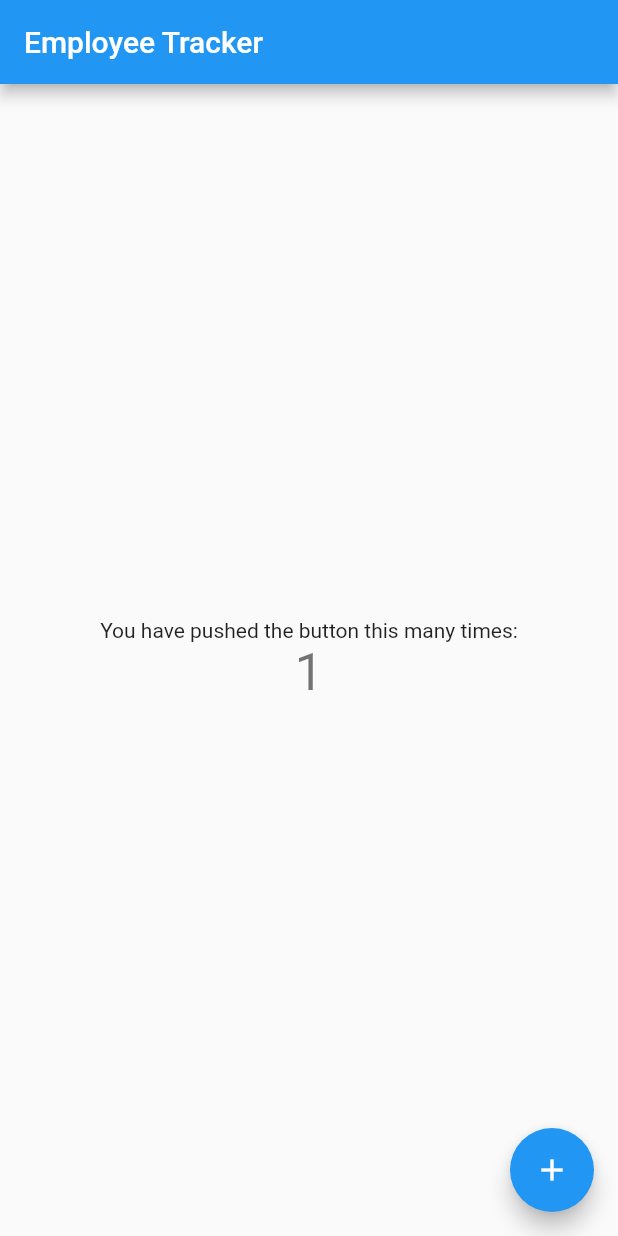
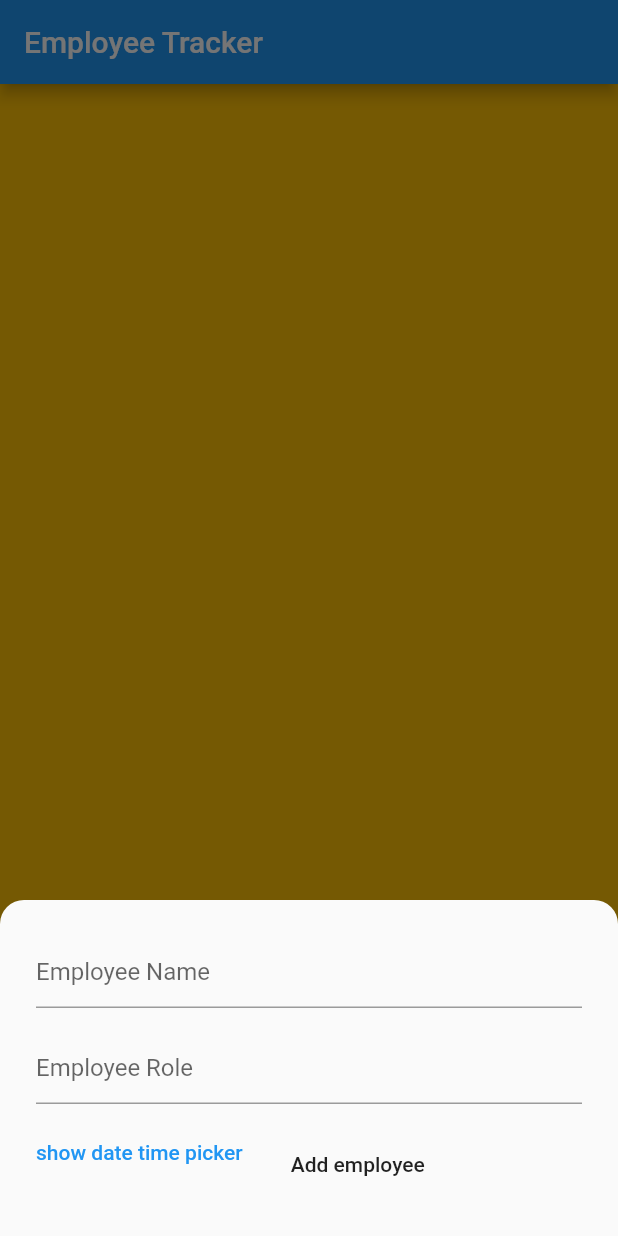
Before and after one commit to chingiz/EmployeeTracker, a Flutter app: the screen it shows after launch, after a tap on the "add" icon, on a phone screen of 412 x 824 dp. Run offline on Flutter 3.47's test engine with Material 2 defaults, Android fonts, the phone set to English and light mode, and no system bars; our stand-ins replace flutter_mobx, get, mobx, sqflite; accounts and stored records are empty; generated files the repository leaves out were written again.

Commit message:
add functionality

```diff
--- a/lib/app/dependencies/presentation_module.dart
+++ b/lib/app/dependencies/presentation_module.dart
@@ -1,9 +1,10 @@
 import 'package:employeetracker/app/dependencies/repo_module.dart';
+import 'package:employeetracker/domain/use_cases/add_employee_use_case.dart';
 import 'package:employeetracker/domain/use_cases/get_employee_list_usecase.dart';
 import 'package:employeetracker/presentation/home/home_state.dart';
 
 class PresentationModule {
   static HomeState homeState() {
-    return HomeState(GetEmployeeListUseCase(RepoModule.employeeRepo()));
+    return HomeState(GetEmployeeListUseCase(RepoModule.employeeRepo()), AddEmployeeUseCase(RepoModule.employeeRepo()));
   }
 }
--- a/lib/data/entities/employee_dto.dart
+++ b/lib/data/entities/employee_dto.dart
@@ -1,24 +1,21 @@
 import 'package:employeetracker/domain/entities/employee.dart';
 
 class EmployeeDTO {
-  late int empId;
   late String name;
   late String role;
   late int dateOfJoining;
 
   EmployeeDTO(
-      {required this.empId, required this.name, required this.role, required this.dateOfJoining});
+      {required this.name, required this.role, required this.dateOfJoining});
 
   EmployeeDTO.fromMap(Map<String, dynamic> item)
       :
-        empId=item["emp_id"],
         name = item["name"],
         role = item["role"],
         dateOfJoining = item["date_of_joining"];
 
   Map<String, dynamic> toMap() {
     final Map<String, dynamic> data = <String, dynamic>{};
-    data['emp_id'] = empId;
     data['name'] = name;
     data['role'] = role;
     data['date_of_joining'] = dateOfJoining;
@@ -28,6 +25,6 @@ class EmployeeDTO {
 
 extension EmployeeMapper on EmployeeDTO {
   Employee toModel() {
-    return Employee(empId: empId, name: name, role: role, dateOfJoining: dateOfJoining.toString());
+    return Employee(name: name, role: role, dateOfJoining: dateOfJoining.toString());
   }
 }
--- a/lib/data/repos/employee_repo_impl.dart
+++ b/lib/data/repos/employee_repo_impl.dart
@@ -9,8 +9,8 @@ class EmployeeRepoImpl extends EmployeeRepo {
   EmployeeRepoImpl(this._sqliteService);
 
   @override
-  Future<void> addEmployee(EmployeeDTO employee) async {
-    await _sqliteService.addEmployee(employee);
+  Future<void> addEmployee(String name, String role, int dateOfJoining) async {
+    await _sqliteService.addEmployee(name, role, dateOfJoining);
   }
 
   @override
@@ -31,7 +31,7 @@ class EmployeeRepoImpl extends EmployeeRepo {
   }
 
   @override
-  Future<void> updateEmployee(int employeeId, EmployeeDTO item) async {
-    final res = await _sqliteService.updateEmployee(employeeId, item);
+  Future<void> updateEmployee(int employeeId, Employee item) async {
+    final res = await _sqliteService.updateEmployee(employeeId, item.toData());
   }
 }
--- a/lib/data/services/sqlite/sqlite_service.dart
+++ b/lib/data/services/sqlite/sqlite_service.dart
@@ -6,25 +6,29 @@ import 'package:sqflite/sqflite.dart';
 class SqliteService {
   Future<List<EmployeeDTO>?> getEmployeeList() async {
     final Database _db = await SqliteClient().initializeDB();
-    final List<Map<String, Object?>> queryResult =
-        await _db.query('Employees');
+    final List<Map<String, Object?>> queryResult = await _db.query('Employees');
     return queryResult.map((e) => EmployeeDTO.fromMap(e)).toList();
   }
 
   Future<List<EmployeeDTO>?> getEmployee(int id) async {
     final Database _db = await SqliteClient().initializeDB();
-    final List<Map<String, Object?>> queryResult = await _db.query('Employee', where: "emp_id = ?", whereArgs: [id]);
+    final List<Map<String, Object?>> queryResult =
+        await _db.query('Employee', where: "emp_id = ?", whereArgs: [id]);
     return queryResult.map((e) => EmployeeDTO.fromMap(e)).toList();
   }
 
   Future<void> updateEmployee(int id, EmployeeDTO employeeDTO) async {
     final Database _db = await SqliteClient().initializeDB();
-    await _db.update('Employees', employeeDTO.toMap(), where: "emp_id = ?", whereArgs: [id]);
+    await _db.update('Employees', employeeDTO.toMap(),
+        where: "emp_id = ?", whereArgs: [id]);
   }
 
-  Future<void> addEmployee(EmployeeDTO employeeDTO) async {
+  Future<void> addEmployee(String name, String role, int dateOfJoining) async {
     final Database _db = await SqliteClient().initializeDB();
-    await _db.insert('Employees', employeeDTO.toMap(), conflictAlgorithm: ConflictAlgorithm.ignore);
+    var employee =
+        EmployeeDTO(name: name, role: role, dateOfJoining: dateOfJoining);
+    await _db.insert('Employees', employee.toMap(),
+        conflictAlgorithm: ConflictAlgorithm.ignore);
   }
 
   Future<void> deleteEmployee(int id) async {
--- a/lib/domain/entities/employee.dart
+++ b/lib/domain/entities/employee.dart
@@ -1,12 +1,17 @@
+import 'package:employeetracker/data/entities/employee_dto.dart';
+
 class Employee {
-  final int empId;
   final String name;
   final String role;
   final String dateOfJoining;
 
   Employee(
-      {required this.empId,
-      required this.name,
-      required this.role,
-      required this.dateOfJoining});
+      {required this.name, required this.role, required this.dateOfJoining});
 }
+
+extension EmployeeMapper on Employee {
+  EmployeeDTO toData() {
+    return EmployeeDTO(
+        name: name, role: role, dateOfJoining: int.parse(dateOfJoining));
+  }
+}
--- a/lib/domain/repos/employee_repo.dart
+++ b/lib/domain/repos/employee_repo.dart
@@ -1,10 +1,9 @@
-import 'package:employeetracker/data/entities/employee_dto.dart';
 import 'package:employeetracker/domain/entities/employee.dart';
 
 abstract class EmployeeRepo {
   Future<List<Employee>> getEmployeeList();
   Future<Employee> getEmployee(int employeeId);
-  Future<void> updateEmployee(int employeeId, EmployeeDTO item);
-  Future<void> addEmployee(EmployeeDTO employee);
+  Future<void> updateEmployee(int employeeId, Employee item);
+  Future<void> addEmployee(String name, String role, int dateOfJoining);
   Future<void> deleteEmployee(int employeeId);
 }
--- /dev/null
+++ b/lib/domain/use_cases/add_employee_use_case.dart
@@ -0,0 +1,11 @@
+import 'package:employeetracker/domain/repos/employee_repo.dart';
+
+class AddEmployeeUseCase {
+  final EmployeeRepo _employeeRepo;
+
+  AddEmployeeUseCase(this._employeeRepo);
+
+  Future<void> addEmployee(String name, String role, dateOfJoining) async {
+    await _employeeRepo.addEmployee(name, role, dateOfJoining);
+  }
+}
--- a/lib/presentation/home/home.dart
+++ b/lib/presentation/home/home.dart
@@ -1,4 +1,6 @@
+import 'package:employeetracker/domain/entities/employee.dart';
 import 'package:flutter/material.dart';
+import 'package:flutter_mobx/flutter_mobx.dart';
 
 import 'home_state.dart';
 
@@ -12,63 +14,121 @@ class MyHomePage extends StatefulWidget {
 }
 
 class _MyHomePageState extends State<MyHomePage> {
-  int _counter = 0;
-
-  void _incrementCounter() {
-    setState(() {
-      _counter++;
-    });
-  }
-
   @override
   Widget build(BuildContext context) {
-    // This method is rerun every time setState is called, for instance as done
-    // by the _incrementCounter method above.
-    //
-    // The Flutter framework has been optimized to make rerunning build methods
-    // fast, so that you can just rebuild anything that needs updating rather
-    // than having to individually change instances of widgets.
+    var employeeList = widget.homeState.employeeList;
+    return Observer(
+      builder: (_) {
         return Scaffold(
           appBar: AppBar(
-        // Here we take the value from the MyHomePage object that was created by
-        // the App.build method, and use it to set our appbar title.
             title: const Text("Employee Tracker"),
           ),
           body: Center(
-        // Center is a layout widget. It takes a single child and positions it
-        // in the middle of the parent.
-        child: Column(
-          // Column is also a layout widget. It takes a list of children and
-          // arranges them vertically. By default, it sizes itself to fit its
-          // children horizontally, and tries to be as tall as its parent.
-          //
-          // Invoke "debug painting" (press "p" in the console, choose the
-          // "Toggle Debug Paint" action from the Flutter Inspector in Android
-          // Studio, or the "Toggle Debug Paint" command in Visual Studio Code)
-          // to see the wireframe for each widget.
-          //
-          // Column has various properties to control how it sizes itself and
-          // how it positions its children. Here we use mainAxisAlignment to
-          // center the children vertically; the main axis here is the vertical
-          // axis because Columns are vertical (the cross axis would be
-          // horizontal).
-          mainAxisAlignment: MainAxisAlignment.center,
-          children: <Widget>[
-            const Text(
-              'You have pushed the button this many times:',
+            child: widget.homeState.isLoading
+                ? const Text("Loading")
+                : Container(
+                    color: Colors.amber,
+                    child: ListView.builder(
+                      itemCount: employeeList.length,
+                      itemBuilder: (_, index) {
+                        return ListTile(
+                          title: Text(employeeList[index].name),
+                          subtitle: Text(employeeList[index].role),
+                          trailing: Text(employeeList[index].dateOfJoining),
+                        );
+                      },
                     ),
-            Text(
-              '$_counter',
-              style: Theme.of(context).textTheme.headline4,
                   ),
+          ),
+          floatingActionButton: FloatingActionButton(
+            tooltip: 'Add employee',
+            onPressed: () {
+              showAddEmployeeDialog();
+            },
+            child: const Icon(Icons.add),
+          ),
+        );
+      },
+    );
+  }
+
+  void showAddEmployeeDialog() {
+    final GlobalKey<FormState> _formKey = GlobalKey<FormState>();
+    final TextEditingController _nameEditingController =
+        TextEditingController();
+    final TextEditingController _roleEditingController =
+        TextEditingController();
+    showModalBottomSheet(
+      context: context,
+      shape: const RoundedRectangleBorder(
+          borderRadius: BorderRadius.vertical(top: Radius.circular(16.0))),
+      isScrollControlled: true,
+      builder: (context) {
+        return Padding(
+          padding: MediaQuery.of(context).viewInsets,
+          child: Form(
+            key: _formKey,
+            child: Container(
+              margin: const EdgeInsets.all(16),
+              child: Wrap(
+                children: [
+                  Padding(
+                    padding: const EdgeInsets.all(8.0),
+                    child: TextFormField(
+                      controller: _nameEditingController,
+                      validator: (value) {
+                        return value!.isNotEmpty ? null : "Enter any text";
+                      },
+                      decoration:
+                          const InputDecoration(hintText: "Employee Name"),
+                    ),
+                  ),
+                  Padding(
+                    padding: const EdgeInsets.all(8.0),
+                    child: TextFormField(
+                      controller: _roleEditingController,
+                      validator: (value) {
+                        return value!.isNotEmpty ? null : "Enter any text";
+                      },
+                      decoration:
+                          const InputDecoration(hintText: "Employee Role"),
+                    ),
+                  ),
+                  TextButton(
+                      onPressed: () {
+                        DatePicker.showDatePicker(context,
+                            showTitleActions: true,
+                            minTime: DateTime(2018, 3, 5),
+                            maxTime: DateTime(2019, 6, 7), onChanged: (date) {
+                          print('change $date');
+                        }, onConfirm: (date) {
+                          print('confirm $date');
+                        }, currentTime: DateTime.now(), locale: LocaleType.en);
+                      },
+                      child: const Text(
+                        'show date time picker',
+                        style: TextStyle(color: Colors.blue),
+                      )),
+                  Padding(
+                    padding: const EdgeInsets.all(8.0),
+                    child: MaterialButton(
+                      child: const Text("Add employee"),
+                      onPressed: () {
+                        if (_formKey.currentState!.validate()) {
+                          widget.homeState.addEmployee(
+                              _nameEditingController.text,
+                              _roleEditingController.text,
+                              1);
+                        }
+                      },
+                    ),
+                  )
                 ],
               ),
             ),
-      floatingActionButton: FloatingActionButton(
-        onPressed: _incrementCounter,
-        tooltip: 'Increment',
-        child: const Icon(Icons.add),
-      ), // This trailing comma makes auto-formatting nicer for build methods.
+          ),
+        );
+      },
     );
   }
 }
--- a/lib/presentation/home/home_state.dart
+++ b/lib/presentation/home/home_state.dart
@@ -1,4 +1,5 @@
 import 'package:employeetracker/domain/entities/employee.dart';
+import 'package:employeetracker/domain/use_cases/add_employee_use_case.dart';
 import 'package:employeetracker/domain/use_cases/get_employee_list_usecase.dart';
 import 'package:mobx/mobx.dart';
 
@@ -7,11 +8,12 @@ part 'home_state.g.dart';
 class HomeState = HomeStateBase with _$HomeState;
 
 abstract class HomeStateBase with Store {
-  HomeStateBase(this._employeeListUseCase) {
+  HomeStateBase(this._employeeListUseCase, this._addEmployeeUseCase) {
     getEmployeeList();
   }
 
   final GetEmployeeListUseCase _employeeListUseCase;
+  final AddEmployeeUseCase _addEmployeeUseCase;
 
   @observable
   bool isLoading = false;
@@ -27,4 +29,9 @@ abstract class HomeStateBase with Store {
     print("Get Employee List ${employeeList.length}");
     isLoading = false;
   }
+
+  @action
+  Future<void> addEmployee(String name, String role, int dateOfJoining) async {
+    await _addEmployeeUseCase.addEmployee(name, role, dateOfJoining);
+  }
 }
--- a/pubspec.yaml
+++ b/pubspec.yaml
@@ -38,6 +38,7 @@ dependencies:
   sqflite: ^2.0.2
   path: ^1.8.0
   mobx: any
+  flutter_mobx: any
 
 dev_dependencies:
   mobx_codegen: any
```
Also changed, not shown: lib/presentation/home/home_state.g.dart, pubspec.lock. Lines whose indentation alone changed are shown as unchanged.
